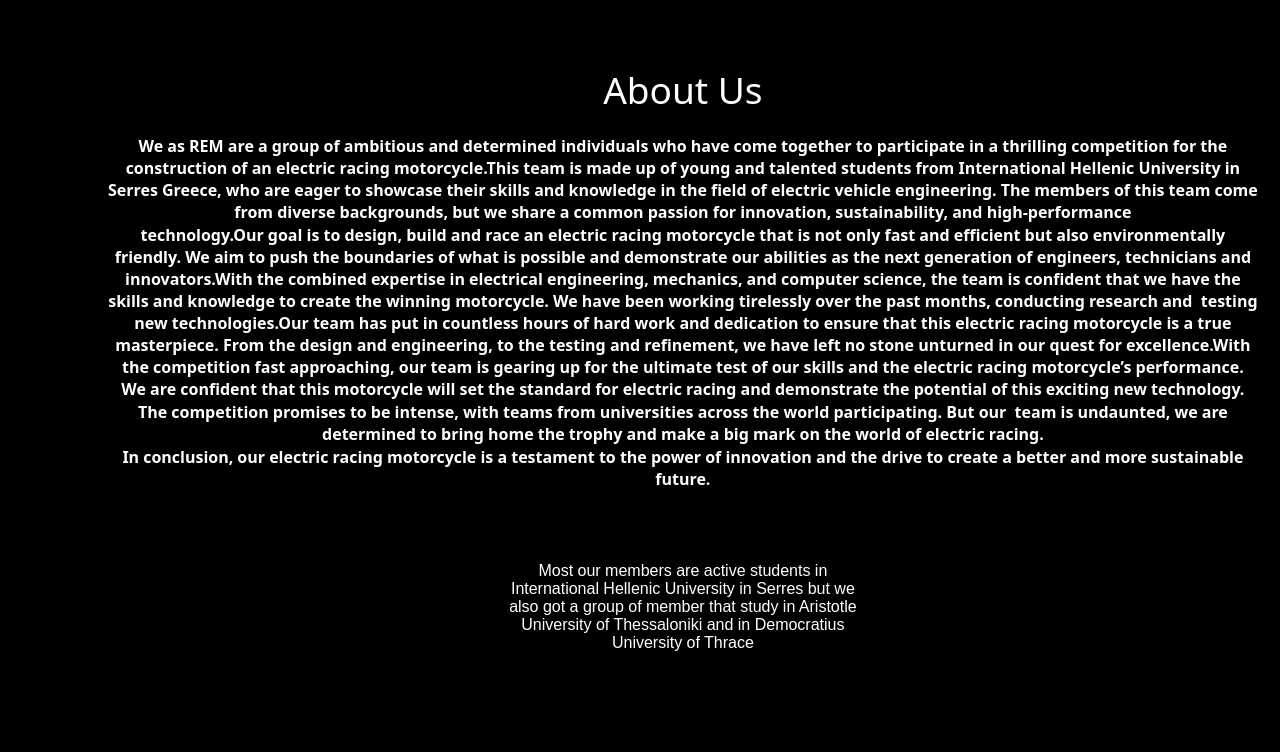
First picture: the form in mainwindow.ui, repository Rem-Ihu/rem-ng-assist, before the edit.
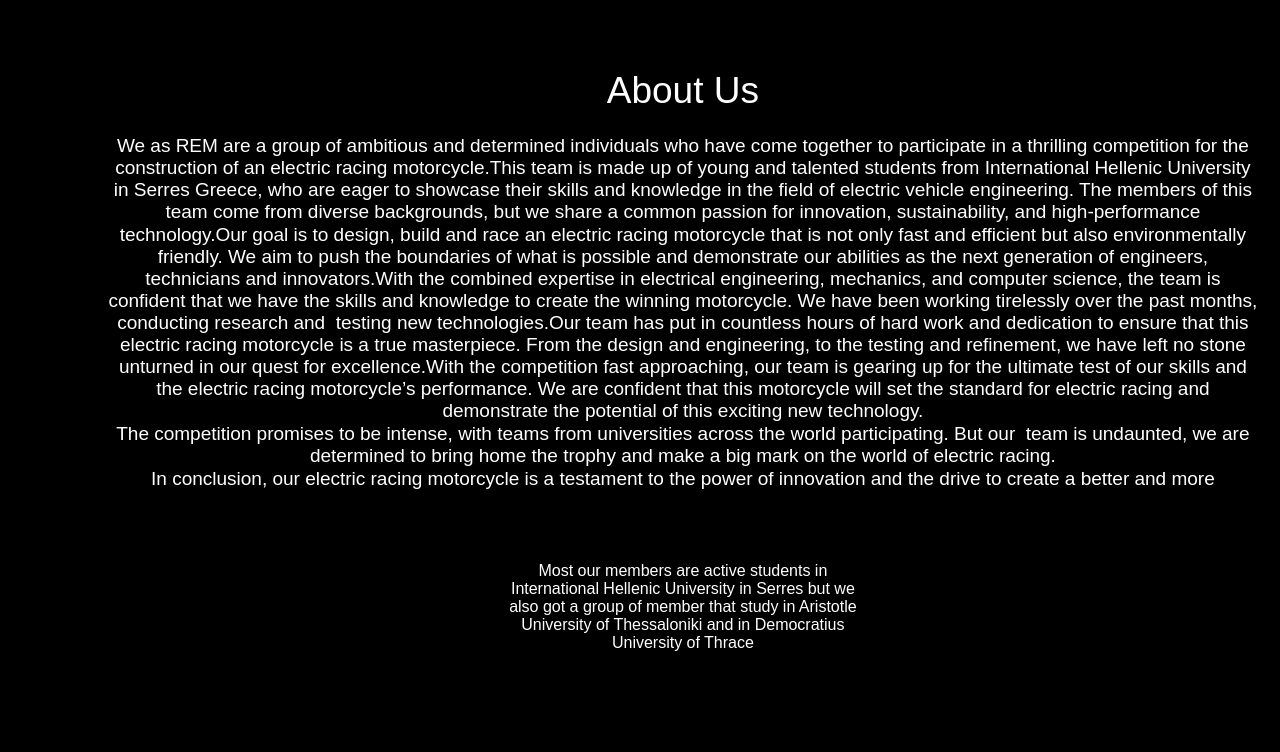
Second picture: the form after the edit. The open tabs and pages were chosen to show the change. Icons and pictures are not drawn.

What changed in the file:
```diff
--- a/mainwindow.ui
+++ b/mainwindow.ui
@@ -6949,7 +6949,7 @@
                  </property>
                  <property name="font">
                   <font>
-                   <family>Avenir</family>
+                   <family>Arial</family>
                   </font>
                  </property>
                  <property name="styleSheet">
@@ -6973,7 +6973,7 @@
 hr { height: 1px; border-width: 0; }
 li.unchecked::marker { content: &quot;\2610&quot;; }
 li.checked::marker { content: &quot;\2612&quot;; }
-&lt;/style&gt;&lt;/head&gt;&lt;body style=&quot; font-family:'Avenir'; font-size:13pt; font-weight:400; font-style:normal;&quot;&gt;
+&lt;/style&gt;&lt;/head&gt;&lt;body style=&quot; font-family:'Arial'; font-size:13pt; font-weight:400; font-style:normal;&quot;&gt;
 &lt;p align=&quot;center&quot; style=&quot; margin-top:0px; margin-bottom:0px; margin-left:0px; margin-right:0px; -qt-block-indent:0; text-indent:0px;&quot;&gt;&lt;span style=&quot; font-family:'Segoe UI'; font-size:28pt;&quot;&gt;About Us&lt;/span&gt;&lt;/p&gt;&lt;/body&gt;&lt;/html&gt;</string>
                  </property>
                 </widget>
@@ -7166,7 +7166,7 @@
               </property>
               <property name="font">
                <font>
-                <family>Avenir</family>
+                <family>Arial</family>
                </font>
               </property>
               <property name="styleSheet">
@@ -7184,12 +7184,12 @@
 hr { height: 1px; border-width: 0; }
 li.unchecked::marker { content: &quot;\2610&quot;; }
 li.checked::marker { content: &quot;\2612&quot;; }
-&lt;/style&gt;&lt;/head&gt;&lt;body style=&quot; font-family:'Avenir'; font-size:13pt; font-weight:400; font-style:normal;&quot;&gt;
-&lt;p align=&quot;center&quot; style=&quot; margin-top:0px; margin-bottom:0px; margin-left:0px; margin-right:0px; -qt-block-indent:0; text-indent:0px;&quot;&gt;&lt;span style=&quot; font-family:'Segoe UI'; font-size:12pt; font-weight:700; color:#ffffff;&quot;&gt;We as REM are a group of ambitious and determined individuals who have come together to participate in a thrilling competition for the construction of an electric racing motorcycle.This team is made up of young and talented students from International Hellenic University in Serres Greece, who are eager to showcase their skills and knowledge in the field of electric vehicle engineering. The members of this team come from diverse backgrounds, but we share a common passion for innovation, sustainability, and high-performance&lt;/span&gt;&lt;/p&gt;
-&lt;p align=&quot;center&quot; style=&quot; margin-top:0px; margin-bottom:0px; margin-left:0px; margin-right:0px; -qt-block-indent:0; text-indent:0px;&quot;&gt;&lt;span style=&quot; font-family:'Segoe UI'; font-size:12pt; font-weight:700; color:#ffffff;&quot;&gt;technology.Our goal is to design, build and race an electric racing motorcycle that is not only fast and efficient but also environmentally friendly. We aim to push the boundaries of what is possible and demonstrate our abilities as the next generation of engineers, technicians and innovators.With the combined expertise in electrical engineering, mechanics, and computer science, the team is confident that we have the skills and knowledge to create the winning motorcycle. We have been working tirelessly over the past months, conducting research and  testing new technologies.Our team has put in countless hours of hard work and dedication to ensure that this electric racing motorcycle is a true masterpiece. From the design and engineering, to the testing and refinement, we have left no stone unturned in our quest for excellence.With the competition fast approaching, our team is gearing up for the ultimate test of our skills and the electric racing motorcycle’s performance. We are confident that this motorcycle will set the standard for electric racing and demonstrate the potential of this exciting new technology.&lt;/span&gt;&lt;/p&gt;
-&lt;p align=&quot;center&quot; style=&quot; margin-top:0px; margin-bottom:0px; margin-left:0px; margin-right:0px; -qt-block-indent:0; text-indent:0px;&quot;&gt;&lt;span style=&quot; font-family:'Segoe UI'; font-size:12pt; font-weight:700; color:#ffffff;&quot;&gt;The competition promises to be intense, with teams from universities across the world participating. But our  team is undaunted, we are determined to bring home the trophy and make a big mark on the world of electric racing.&lt;/span&gt;&lt;/p&gt;
-&lt;p align=&quot;center&quot; style=&quot; margin-top:0px; margin-bottom:0px; margin-left:0px; margin-right:0px; -qt-block-indent:0; text-indent:0px;&quot;&gt;&lt;span style=&quot; font-family:'Segoe UI'; font-size:12pt; font-weight:700; color:#ffffff;&quot;&gt;In conclusion, our electric racing motorcycle is a testament to the power of innovation and the drive to create a better and more sustainable future.&lt;/span&gt;&lt;/p&gt;
-&lt;p align=&quot;center&quot; style=&quot;-qt-paragraph-type:empty; margin-top:0px; margin-bottom:0px; margin-left:0px; margin-right:0px; -qt-block-indent:0; text-indent:0px; font-family:'Segoe UI'; font-size:9pt; color:#ffffff;&quot;&gt;&lt;br /&gt;&lt;/p&gt;&lt;/body&gt;&lt;/html&gt;</string>
+&lt;/style&gt;&lt;/head&gt;&lt;body style=&quot; font-family:'Arial'; font-size:13pt; font-weight:400; font-style:normal;&quot;&gt;
+&lt;p align=&quot;center&quot; style=&quot; margin-top:0px; margin-bottom:0px; margin-left:0px; margin-right:0px; -qt-block-indent:0; text-indent:0px;&quot;&gt;&lt;span style=&quot; font-family:'Segoe UI'; font-size:14pt; color:#ffffff;&quot;&gt;We as REM are a group of ambitious and determined individuals who have come together to participate in a thrilling competition for the construction of an electric racing motorcycle.This team is made up of young and talented students from International Hellenic University in Serres Greece, who are eager to showcase their skills and knowledge in the field of electric vehicle engineering. The members of this team come from diverse backgrounds, but we share a common passion for innovation, sustainability, and high-performance&lt;/span&gt;&lt;/p&gt;
+&lt;p align=&quot;center&quot; style=&quot; margin-top:0px; margin-bottom:0px; margin-left:0px; margin-right:0px; -qt-block-indent:0; text-indent:0px;&quot;&gt;&lt;span style=&quot; font-family:'Segoe UI'; font-size:14pt; color:#ffffff;&quot;&gt;technology.Our goal is to design, build and race an electric racing motorcycle that is not only fast and efficient but also environmentally friendly. We aim to push the boundaries of what is possible and demonstrate our abilities as the next generation of engineers, technicians and innovators.With the combined expertise in electrical engineering, mechanics, and computer science, the team is confident that we have the skills and knowledge to create the winning motorcycle. We have been working tirelessly over the past months, conducting research and  testing new technologies.Our team has put in countless hours of hard work and dedication to ensure that this electric racing motorcycle is a true masterpiece. From the design and engineering, to the testing and refinement, we have left no stone unturned in our quest for excellence.With the competition fast approaching, our team is gearing up for the ultimate test of our skills and the electric racing motorcycle’s performance. We are confident that this motorcycle will set the standard for electric racing and demonstrate the potential of this exciting new technology.&lt;/span&gt;&lt;/p&gt;
+&lt;p align=&quot;center&quot; style=&quot; margin-top:0px; margin-bottom:0px; margin-left:0px; margin-right:0px; -qt-block-indent:0; text-indent:0px;&quot;&gt;&lt;span style=&quot; font-family:'Segoe UI'; font-size:14pt; color:#ffffff;&quot;&gt;The competition promises to be intense, with teams from universities across the world participating. But our  team is undaunted, we are determined to bring home the trophy and make a big mark on the world of electric racing.&lt;/span&gt;&lt;/p&gt;
+&lt;p align=&quot;center&quot; style=&quot; margin-top:0px; margin-bottom:0px; margin-left:0px; margin-right:0px; -qt-block-indent:0; text-indent:0px;&quot;&gt;&lt;span style=&quot; font-family:'Segoe UI'; font-size:14pt; color:#ffffff;&quot;&gt;In conclusion, our electric racing motorcycle is a testament to the power of innovation and the drive to create a better and more sustainable future.&lt;/span&gt;&lt;/p&gt;
+&lt;p align=&quot;center&quot; style=&quot;-qt-paragraph-type:empty; margin-top:0px; margin-bottom:0px; margin-left:0px; margin-right:0px; -qt-block-indent:0; text-indent:0px; font-family:'Segoe UI'; font-size:14pt; color:#ffffff;&quot;&gt;&lt;br /&gt;&lt;/p&gt;&lt;/body&gt;&lt;/html&gt;</string>
               </property>
              </widget>
             </item>
```
Left out of the diff: 145 changed lines with no effect on the pictures.
